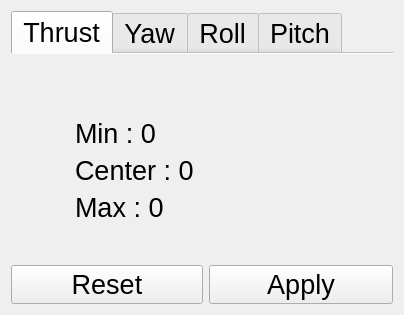
Above: controller_rc/ui/calibrate.ui from dridri/bcflight before the change. Below: the same form after it.
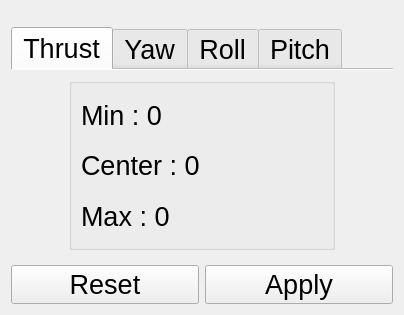
That is the form after the change. The open tabs and pages were chosen to show the change.

```diff
--- a/controller_rc/ui/calibrate.ui
+++ b/controller_rc/ui/calibrate.ui
@@ -18,23 +18,31 @@
   <property name="windowTitle">
    <string>Form</string>
   </property>
-  <layout class="QGridLayout" name="gridLayout">
-   <item row="2" column="0">
-    <widget class="QPushButton" name="btnReset">
-     <property name="text">
-      <string>Reset</string>
-     </property>
-    </widget>
-   </item>
-   <item row="2" column="1">
-    <widget class="QPushButton" name="btnApply">
-     <property name="text">
-      <string>Apply</string>
-     </property>
-    </widget>
-   </item>
+  <layout class="QGridLayout" name="gridLayout_2">
    <item row="0" column="0" colspan="2">
+    <spacer name="verticalSpacer_3">
+     <property name="orientation">
+      <enum>Qt::Vertical</enum>
+     </property>
+     <property name="sizeType">
+      <enum>QSizePolicy::Fixed</enum>
+     </property>
+     <property name="sizeHint" stdset="0">
+      <size>
+       <width>20</width>
+       <height>16</height>
+      </size>
+     </property>
+    </spacer>
+   </item>
+   <item row="1" column="0" colspan="2">
     <widget class="QTabWidget" name="tabWidget">
+     <property name="maximumSize">
+      <size>
+       <width>16777215</width>
+       <height>45</height>
+      </size>
+     </property>
      <property name="currentIndex">
       <number>3</number>
      </property>
@@ -64,67 +72,83 @@
      </widget>
     </widget>
    </item>
-   <item row="1" column="0">
+   <item row="3" column="0">
+    <widget class="QPushButton" name="btnReset">
+     <property name="text">
+      <string>Reset</string>
+     </property>
+    </widget>
+   </item>
+   <item row="3" column="1">
+    <widget class="QPushButton" name="btnApply">
+     <property name="text">
+      <string>Apply</string>
+     </property>
+    </widget>
+   </item>
+   <item row="2" column="0" colspan="2">
     <widget class="QWidget" name="widget" native="true">
-     <layout class="QGridLayout" name="gridLayout_2">
-      <item row="0" column="1">
-       <spacer name="verticalSpacer_2">
-        <property name="orientation">
-         <enum>Qt::Vertical</enum>
-        </property>
-        <property name="sizeHint" stdset="0">
-         <size>
-          <width>20</width>
-          <height>40</height>
-         </size>
-        </property>
-       </spacer>
-      </item>
-      <item row="2" column="1">
-       <widget class="QLabel" name="center">
-        <property name="text">
-         <string>Center : 0</string>
-        </property>
-       </widget>
-      </item>
-      <item row="1" column="1">
-       <widget class="QLabel" name="min">
-        <property name="text">
-         <string>Min : 0</string>
-        </property>
-       </widget>
-      </item>
-      <item row="3" column="1">
-       <widget class="QLabel" name="max_2">
-        <property name="text">
-         <string>Max : 0</string>
-        </property>
-       </widget>
-      </item>
-      <item row="4" column="1">
-       <spacer name="verticalSpacer">
-        <property name="orientation">
-         <enum>Qt::Vertical</enum>
-        </property>
-        <property name="sizeHint" stdset="0">
-         <size>
-          <width>20</width>
-          <height>40</height>
-         </size>
-        </property>
-       </spacer>
-      </item>
-      <item row="2" column="0">
+     <layout class="QGridLayout" name="gridLayout">
+      <property name="topMargin">
+       <number>0</number>
+      </property>
+      <item row="0" column="2">
        <spacer name="horizontalSpacer">
         <property name="orientation">
          <enum>Qt::Horizontal</enum>
         </property>
-        <property name="sizeType">
-         <enum>QSizePolicy::Maximum</enum>
+        <property name="sizeHint" stdset="0">
+         <size>
+          <width>40</width>
+          <height>20</height>
+         </size>
         </property>
+       </spacer>
+      </item>
+      <item row="0" column="1">
+       <widget class="QGroupBox" name="groupBox">
+        <property name="minimumSize">
+         <size>
+          <width>266</width>
+          <height>0</height>
+         </size>
+        </property>
+        <property name="title">
+         <string/>
+        </property>
+        <layout class="QGridLayout" name="gridLayout_4">
+         <item row="2" column="0">
+          <widget class="QLabel" name="center">
+           <property name="text">
+            <string>Center : 0</string>
+           </property>
+          </widget>
+         </item>
+         <item row="3" column="0">
+          <widget class="QLabel" name="max">
+           <property name="text">
+            <string>Max : 0</string>
+           </property>
+          </widget>
+         </item>
+         <item row="1" column="0">
+          <widget class="QLabel" name="min">
+           <property name="text">
+            <string>Min : 0</string>
+           </property>
+          </widget>
+         </item>
+        </layout>
+       </widget>
+      </item>
+      <item row="0" column="0">
+       <spacer name="horizontalSpacer_2">
+        <property name="orientation">
+         <enum>Qt::Horizontal</enum>
+        </property>
         <property name="sizeHint" stdset="0">
          <size>
-          <width>55</width>
+          <width>40</width>
           <height>20</height>
          </size>
         </property>
```
Left out of the diff: 2 changed lines with no effect on the pictures.
